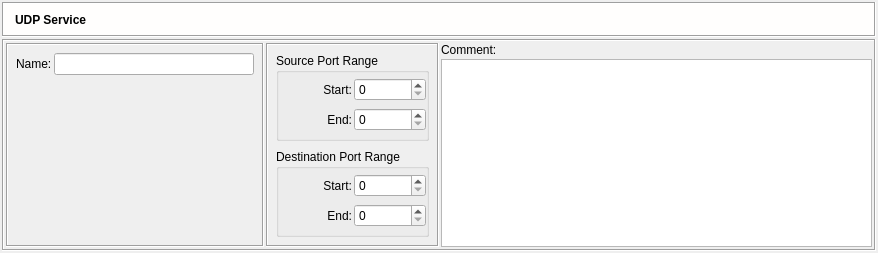
Qt form src/gui/udpservicedialog_q.ui (fwbuilder/fwbuilder) before a commit.
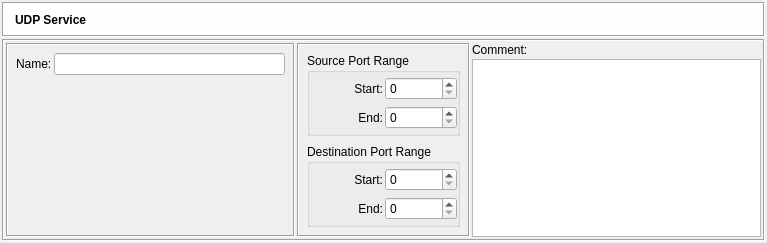
The same form after that commit. Icons and pictures are not drawn.

```diff
--- a/src/gui/udpservicedialog_q.ui
+++ b/src/gui/udpservicedialog_q.ui
@@ -8,8 +8,8 @@
    <rect>
     <x>0</x>
     <y>0</y>
-    <width>878</width>
-    <height>253</height>
+    <width>767</width>
+    <height>243</height>
    </rect>
   </property>
   <property name="sizePolicy" >
@@ -264,13 +264,13 @@
             <widget class="QLineEdit" name="obj_name" >
              <property name="sizePolicy" >
               <sizepolicy vsizetype="Fixed" hsizetype="Preferred" >
-               <horstretch>0</horstretch>
+               <horstretch>200</horstretch>
                <verstretch>0</verstretch>
               </sizepolicy>
              </property>
              <property name="minimumSize" >
               <size>
-               <width>200</width>
+               <width>0</width>
                <height>0</height>
               </size>
              </property>
```
